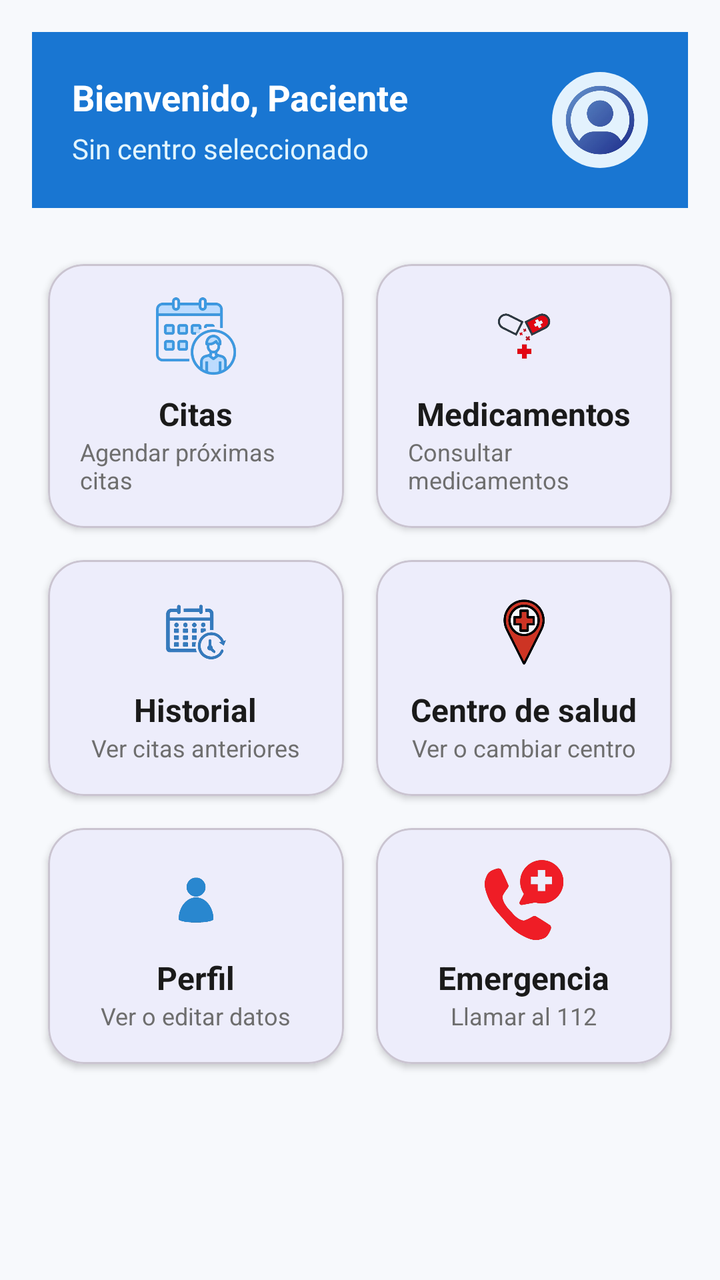
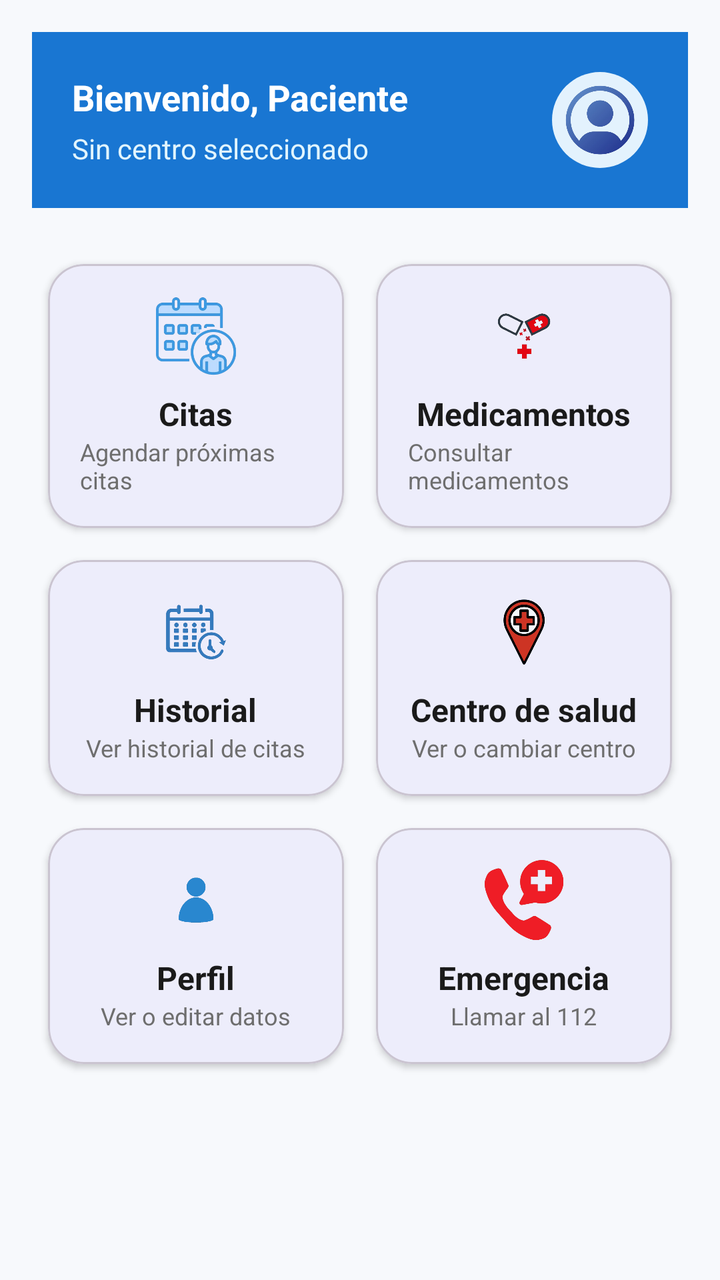

Two renders of the same Android screen: before a commit and after it. Below are the layout's source before the change and the commit's diff.
<!-- AndroidManifest.xml: application theme Theme.CitaPluus -->
<!-- res/layout/activity_main_paciente.xml -->
<?xml version="1.0" encoding="utf-8"?>
<ScrollView xmlns:android="http://schemas.android.com/apk/res/android"
    xmlns:app="http://schemas.android.com/apk/res-auto"
    android:layout_width="match_parent"
    android:layout_height="match_parent"
    android:background="#F7F9FC"
    android:fillViewport="true">

    <LinearLayout
        android:layout_width="match_parent"
        android:layout_height="wrap_content"
        android:orientation="vertical"
        android:padding="16dp">

        
        <LinearLayout
            android:layout_width="match_parent"
            android:layout_height="wrap_content"
            android:background="#1976D2"
            android:padding="20dp"
            android:orientation="horizontal"
            android:gravity="center_vertical"
            android:layout_marginBottom="20dp">

            <LinearLayout
                android:layout_width="0dp"
                android:layout_height="wrap_content"
                android:layout_weight="1"
                android:orientation="vertical">

                <TextView
                    android:id="@+id/textViewTitulo"
                    android:layout_width="wrap_content"
                    android:layout_height="wrap_content"
                    android:text="Bienvenido, Paciente"
                    android:textColor="@android:color/white"
                    android:textSize="18sp"
                    android:textStyle="bold" />

                <TextView
                    android:id="@+id/tvCentroResumen"
                    android:layout_width="wrap_content"
                    android:layout_height="wrap_content"
                    android:text="Sin centro seleccionado"
                    android:textColor="#E1F5FE"
                    android:textSize="14sp"
                    android:layout_marginTop="4dp" />

            </LinearLayout>

            <ImageView
                android:layout_width="48dp"
                android:layout_height="48dp"
                android:src="@drawable/foto_perfil"
                android:background="@drawable/circle_bg"
                android:padding="6dp" />
        </LinearLayout>


        
        <GridLayout
            android:layout_width="match_parent"
            android:layout_height="wrap_content"
            android:columnCount="2"
            android:rowCount="3"
            android:alignmentMode="alignBounds"
            android:useDefaultMargins="true">

            
            

            
            <com.google.android.material.card.MaterialCardView
                android:id="@+id/tileCitas"
                android:layout_width="0dp"
                android:layout_height="wrap_content"
                android:layout_columnWeight="1"
                android:layout_rowWeight="1"
                android:layout_margin="8dp"
                app:cardCornerRadius="18dp"
                app:cardElevation="2dp">

                <LinearLayout
                    android:layout_width="match_parent"
                    android:layout_height="match_parent"
                    android:orientation="vertical"
                    android:gravity="center"
                    android:padding="16dp">

                    <ImageView
                        android:layout_width="40dp"
                        android:layout_height="40dp"
                        android:src="@drawable/agendar_cita"
                        android:layout_marginBottom="8dp"/>

                    <TextView
                        android:layout_width="wrap_content"
                        android:layout_height="wrap_content"
                        android:text="Citas"
                        android:textStyle="bold"
                        android:textSize="16sp"
                        android:textColor="#1A1A1A" />

                    <TextView
                        android:layout_width="wrap_content"
                        android:layout_height="wrap_content"
                        android:text="Agendar próximas citas"
                        android:textSize="12sp"
                        android:textColor="#6E6E6E" />
                </LinearLayout>

            </com.google.android.material.card.MaterialCardView>


            
            <com.google.android.material.card.MaterialCardView
                android:id="@+id/tileMedicamentos"
                android:layout_width="0dp"
                android:layout_height="wrap_content"
                android:layout_columnWeight="1"
                android:layout_margin="8dp"
                app:cardCornerRadius="18dp"
                app:cardElevation="2dp">

                <LinearLayout
                    android:layout_width="match_parent"
                    android:layout_height="match_parent"
                    android:orientation="vertical"
                    android:gravity="center"
                    android:padding="16dp">

                    <ImageView
                        android:layout_width="40dp"
                        android:layout_height="40dp"
                        android:src="@drawable/medicamentos"
                        android:layout_marginBottom="8dp"/>

                    <TextView
                        android:layout_width="wrap_content"
                        android:layout_height="wrap_content"
                        android:text="Medicamentos"
                        android:textStyle="bold"
                        android:textSize="16sp"
                        android:textColor="#1A1A1A" />

                    <TextView
                        android:layout_width="wrap_content"
                        android:layout_height="wrap_content"
                        android:text="Consultar medicamentos"
                        android:textSize="12sp"
                        android:textColor="#6E6E6E" />
                </LinearLayout>

            </com.google.android.material.card.MaterialCardView>


            
            <com.google.android.material.card.MaterialCardView
                android:id="@+id/tileHistorial"
                android:layout_width="0dp"
                android:layout_height="wrap_content"
                android:layout_columnWeight="1"
                android:layout_margin="8dp"
                app:cardCornerRadius="18dp"
                app:cardElevation="2dp">

                <LinearLayout
                    android:layout_width="match_parent"
                    android:layout_height="match_parent"
                    android:orientation="vertical"
                    android:gravity="center"
                    android:padding="16dp">

                    <ImageView
                        android:layout_width="40dp"
                        android:layout_height="40dp"
                        android:src="@drawable/historial_citas"
                        android:layout_marginBottom="8dp"/>

                    <TextView
                        android:layout_width="wrap_content"
                        android:layout_height="wrap_content"
                        android:text="Historial"
                        android:textStyle="bold"
                        android:textSize="16sp"
                        android:textColor="#1A1A1A" />

                    <TextView
                        android:layout_width="wrap_content"
                        android:layout_height="wrap_content"
                        android:text="Ver citas anteriores"
                        android:textSize="12sp"
                        android:textColor="#6E6E6E" />
                </LinearLayout>

            </com.google.android.material.card.MaterialCardView>


            
            <com.google.android.material.card.MaterialCardView
                android:id="@+id/tileCentro"
                android:layout_width="0dp"
                android:layout_height="wrap_content"
                android:layout_columnWeight="1"
                android:layout_margin="8dp"
                app:cardCornerRadius="18dp"
                app:cardElevation="2dp">

                <LinearLayout
                    android:layout_width="match_parent"
                    android:layout_height="match_parent"
                    android:orientation="vertical"
                    android:gravity="center"
                    android:padding="16dp">

                    <ImageView
                        android:layout_width="40dp"
                        android:layout_height="40dp"
                        android:src="@drawable/centro_salud_marcador"
                        android:layout_marginBottom="8dp"/>

                    <TextView
                        android:layout_width="wrap_content"
                        android:layout_height="wrap_content"
                        android:text="Centro de salud"
                        android:textSize="16sp"
                        android:textStyle="bold"
                        android:textColor="#1A1A1A" />

                    <TextView
                        android:layout_width="wrap_content"
                        android:layout_height="wrap_content"
                        android:text="Ver o cambiar centro"
                        android:textSize="12sp"
                        android:textColor="#6E6E6E" />
                </LinearLayout>

            </com.google.android.material.card.MaterialCardView>


            
            <com.google.android.material.card.MaterialCardView
                android:id="@+id/tilePerfil"
                android:layout_width="0dp"
                android:layout_height="wrap_content"
                android:layout_columnWeight="1"
                android:layout_margin="8dp"
                app:cardCornerRadius="18dp"
                app:cardElevation="2dp">

                <LinearLayout
                    android:layout_width="match_parent"
                    android:layout_height="match_parent"
                    android:orientation="vertical"
                    android:gravity="center"
                    android:padding="16dp">

                    <ImageView
                        android:layout_width="40dp"
                        android:layout_height="40dp"
                        android:src="@drawable/personn"
                        android:layout_marginBottom="8dp"/>

                    <TextView
                        android:layout_width="wrap_content"
                        android:layout_height="wrap_content"
                        android:text="Perfil"
                        android:textStyle="bold"
                        android:textSize="16sp"
                        android:textColor="#1A1A1A" />

                    <TextView
                        android:layout_width="wrap_content"
                        android:layout_height="wrap_content"
                        android:text="Ver o editar datos"
                        android:textSize="12sp"
                        android:textColor="#6E6E6E" />
                </LinearLayout>

            </com.google.android.material.card.MaterialCardView>


            
            <com.google.android.material.card.MaterialCardView
                android:id="@+id/tileEmergencia"
                android:layout_width="0dp"
                android:layout_height="wrap_content"
                android:layout_columnWeight="1"
                android:layout_margin="8dp"
                app:cardCornerRadius="18dp"
                app:cardElevation="2dp">

                <LinearLayout
                    android:layout_width="match_parent"
                    android:layout_height="match_parent"
                    android:orientation="vertical"
                    android:gravity="center"
                    android:padding="16dp">

                    <ImageView
                        android:layout_width="40dp"
                        android:layout_height="40dp"
                        android:src="@drawable/call_emergencia"
                        android:layout_marginBottom="8dp"/>

                    <TextView
                        android:layout_width="wrap_content"
                        android:layout_height="wrap_content"
                        android:text="Emergencia"
                        android:textStyle="bold"
                        android:textSize="16sp"
                        android:textColor="#1A1A1A" />

                    <TextView
                        android:layout_width="wrap_content"
                        android:layout_height="wrap_content"
                        android:text="Llamar al 112"
                        android:textSize="12sp"
                        android:textColor="#6E6E6E" />
                </LinearLayout>

            </com.google.android.material.card.MaterialCardView>

        </GridLayout>

    </LinearLayout>
</ScrollView>
<!-- resources referenced by this layout -->
<resources>
  <!-- drawable agendar_cita: png bitmap (drawable, 153549 bytes) -->
  <!-- drawable call_emergencia: png bitmap (drawable, 74664 bytes) -->
  <!-- drawable centro_salud_marcador: png bitmap (drawable, 88731 bytes) -->
  <!-- drawable circle_bg (drawable) -->
  <shape xmlns:android="http://schemas.android.com/apk/res/android" android:shape="oval">
      <solid android:color="#E3F2FD"/>
  </shape>
  <!-- drawable foto_perfil: png bitmap (drawable, 98226 bytes) -->
  <!-- drawable historial_citas: png bitmap (drawable, 71066 bytes) -->
  <!-- drawable medicamentos: png bitmap (drawable, 70520 bytes) -->
  <!-- drawable personn: png bitmap (drawable, 34720 bytes) -->
  <style name="Theme.CitaPluus" parent="Theme.Material3.DayNight.NoActionBar">
          <item name="colorPrimary">@color/brand_primary</item>
          <item name="colorSecondary">@color/brand_secondary</item>
  
          <item name="materialAlertDialogTheme">@style/ThemeOverlay.Material3.MaterialAlertDialog</item>
          <item name="android:fontFamily">sans-serif</item>
      </style>
  <color name="brand_primary">#1976D2</color>
  <color name="brand_secondary">#E3F2FD</color>
</resources>

<!-- the commit's change to res/layout/activity_main_paciente.xml (unified diff, before → after) -->
@@ -188,7 +188,7 @@
                     <TextView
                         android:layout_width="wrap_content"
                         android:layout_height="wrap_content"
-                        android:text="Ver citas anteriores"
+                        android:text="Ver historial de citas"
                         android:textSize="12sp"
                         android:textColor="#6E6E6E" />
                 </LinearLayout>
